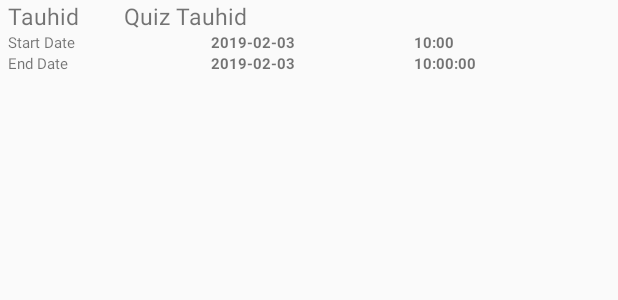
After one commit to dittadsp/yisc, an Android app: the layout quizlist.xml on its own in the app's theme, with its tools: preview values and no code run, on a phone screen of 412 x 824 dp. The commit adds this screen. Shown: the top 300 px of the screen. Run offline under Robolectric (Android 15) with nearby library versions, the phone set to English and light mode, and no system bars.

Commit message:
quiz list

```diff
--- a/app/src/main/java/Adapter/JadwalAdapter.java
+++ b/app/src/main/java/Adapter/JadwalAdapter.java
@@ -33,7 +33,6 @@ public class JadwalAdapter extends ArrayAdapter<InfoJadwal> {
         }
 
         InfoJadwal jadwal = getItem(position);
-
         nama = (TextView) convertView.findViewById(R.id.nama);
         nama.setText(jadwal.getNama());
         nama.setTextColor(Color.BLACK);
--- a/app/src/main/res/layout/listjadwal.xml
+++ b/app/src/main/res/layout/listjadwal.xml
@@ -42,7 +42,6 @@
         >
         <TextView
             android:id="@+id/nama"
-            android:textStyle="bold"
             android:layout_width="match_parent"
             android:layout_height="wrap_content"
             android:textSize="20dp"
--- /dev/null
+++ b/app/src/main/res/layout/quizlist.xml
@@ -0,0 +1,100 @@
+<?xml version="1.0" encoding="utf-8"?>
+<LinearLayout xmlns:android="http://schemas.android.com/apk/res/android"
+    android:layout_width="match_parent"
+    android:layout_height="match_parent"
+    android:orientation="vertical">
+
+    <LinearLayout
+        android:layout_width="match_parent"
+        android:layout_height="wrap_content"
+        android:orientation="horizontal">
+
+         <TextView
+            android:id="@+id/txttitle"
+            android:layout_width="wrap_content"
+            android:layout_height="wrap_content"
+            android:textSize="15dp"
+             android:layout_marginLeft="5dp"
+            android:text="Tauhid"
+             android:layout_marginRight="30dp"/>
+
+        <TextView
+            android:id="@+id/txtdesc"
+            android:layout_width="wrap_content"
+            android:layout_height="wrap_content"
+            android:textSize="15dp"
+            android:text="Quiz Tauhid"
+            android:ellipsize="end"/>
+
+    </LinearLayout>
+
+    <LinearLayout
+        android:layout_width="match_parent"
+        android:layout_height="wrap_content"
+        android:orientation="horizontal">
+
+        <TextView
+            android:id="@+id/judulstartdate"
+            android:layout_width="0dp"
+            android:layout_height="wrap_content"
+            android:text="Start Date"
+            android:layout_weight="1"
+            android:layout_marginLeft="5dp"
+            android:textSize="10dp"/>
+
+        <TextView
+            android:id="@+id/txtstartdate"
+            android:layout_width="0dp"
+            android:layout_height="wrap_content"
+            android:textSize="10dp"
+            android:text="2019-02-03"
+            android:textStyle="bold"
+            android:layout_weight="1"
+            android:layout_toRightOf="@+id/txtjumlahsoal"/>
+
+        <TextView
+            android:id="@+id/txtstarttime"
+            android:layout_width="0dp"
+            android:layout_height="wrap_content"
+            android:textSize="10dp"
+            android:text="10:00"
+            android:textStyle="bold"
+            android:layout_weight="1"/>
+    </LinearLayout>
+
+    <LinearLayout
+        android:layout_width="match_parent"
+        android:layout_height="wrap_content"
+        android:orientation="horizontal">
+
+        <TextView
+            android:id="@+id/judulenddate"
+            android:layout_width="0dp"
+            android:layout_height="wrap_content"
+            android:text="End Date"
+            android:layout_weight="1"
+            android:layout_marginLeft="5dp"
+            android:textSize="10dp"/>
+
+        <TextView
+            android:id="@+id/txtenddate"
+            android:layout_width="0dp"
+            android:layout_height="wrap_content"
+            android:textSize="10dp"
+            android:text="2019-02-03"
+            android:textStyle="bold"
+            android:layout_weight="1"
+            android:layout_toRightOf="@+id/txtjumlahsoal"/>
+
+        <TextView
+            android:id="@+id/txtendtime"
+            android:layout_width="0dp"
+            android:layout_height="wrap_content"
+            android:textSize="10dp"
+            android:text="10:00:00"
+            android:textStyle="bold"
+            android:layout_weight="1"/>
+
+    </LinearLayout>
+
+</LinearLayout>
```
Also changed, not shown: app/src/main/java/Adapter/QuizAdapter.java (added, +71 -0 lines), app/src/main/java/Fragment/Bsq.java (+14 -5 lines), app/src/main/java/Fragment/QuizList.java (added, +110 -0 lines), app/src/main/java/Fragment/Sii.java (+13 -5 lines), app/src/main/java/connection/Endpoint.java (+4 -3 lines), app/src/main/java/model/InfoListQuiz.java (added, +34 -0 lines), app/src/main/java/model/InfoQuiz.java (added, +39 -0 lines), app/src/main/res/layout/fragment_quiz.xml (deleted, +0 -41 lines), app/src/main/res/layout/fragment_quiz_list.xml (added, +24 -0 lines).
